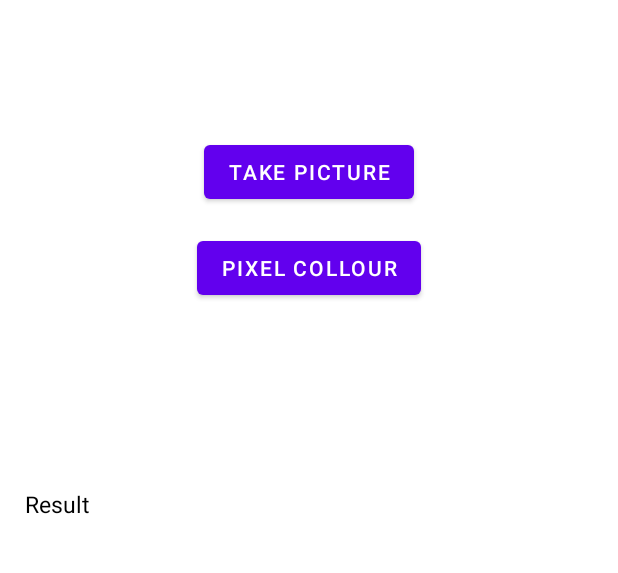
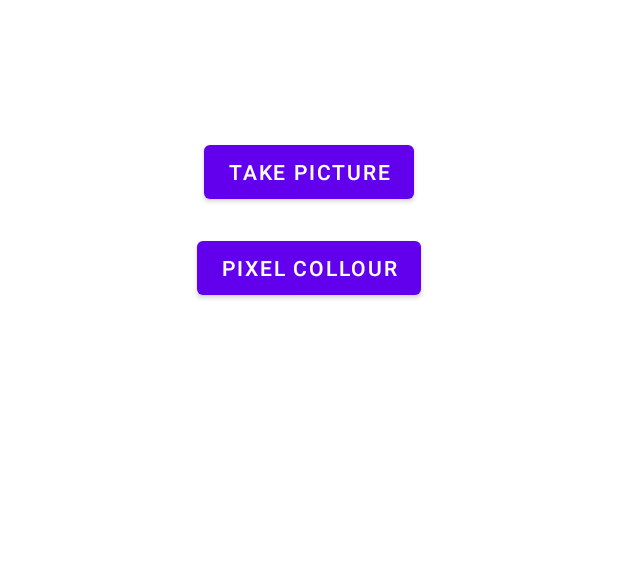
Before and after one commit to Mari2205/PicturePerfect_android_H4, an Android app: the screen it shows after launch (MainActivity), on a phone screen of 412 x 824 dp, the part 488-1061 px from its top. Run offline under Robolectric (Android 15) with nearby library versions, the phone set to English and light mode, and no system bars.

Commit message:
main, clac ref

```diff
--- a/app/src/main/java/dk/hovdeforlob4/android/pictureperfect/Present.kt
+++ b/app/src/main/java/dk/hovdeforlob4/android/pictureperfect/Present.kt
@@ -1,8 +1,10 @@
 package dk.hovdeforlob4.android.pictureperfect
 
 interface Present {
+
     /**
      * this method will make an list of top must used colours in image
      */
-    fun GiveTop5(pixelCoordinates:List<CoordinateModel>):HashMap<Int, ColourModel>
+    fun GiveTop5Colours(pixelCoordinates:List<CoordinateModel>):HashMap<Int, ColourModel>
+
 }
--- a/app/src/main/res/layout/activity_main.xml
+++ b/app/src/main/res/layout/activity_main.xml
@@ -46,7 +46,8 @@
         android:layout_width="379dp"
         android:layout_height="145dp"
         android:layout_marginBottom="28dp"
-        android:text="Result"
+        android:text="Result:"
+        android:visibility="invisible"
         android:textColor="@color/black"
         android:textSize="15dp"
         app:layout_constraintBottom_toBottomOf="parent"
```
Also changed, not shown: app/src/main/java/dk/hovdeforlob4/android/pictureperfect/Calculator.kt (+4 -4 lines), app/src/main/java/dk/hovdeforlob4/android/pictureperfect/MainActivity.kt (+24 -25 lines), app/src/main/java/dk/hovdeforlob4/android/pictureperfect/Presenter.kt (+6 -2 lines).
